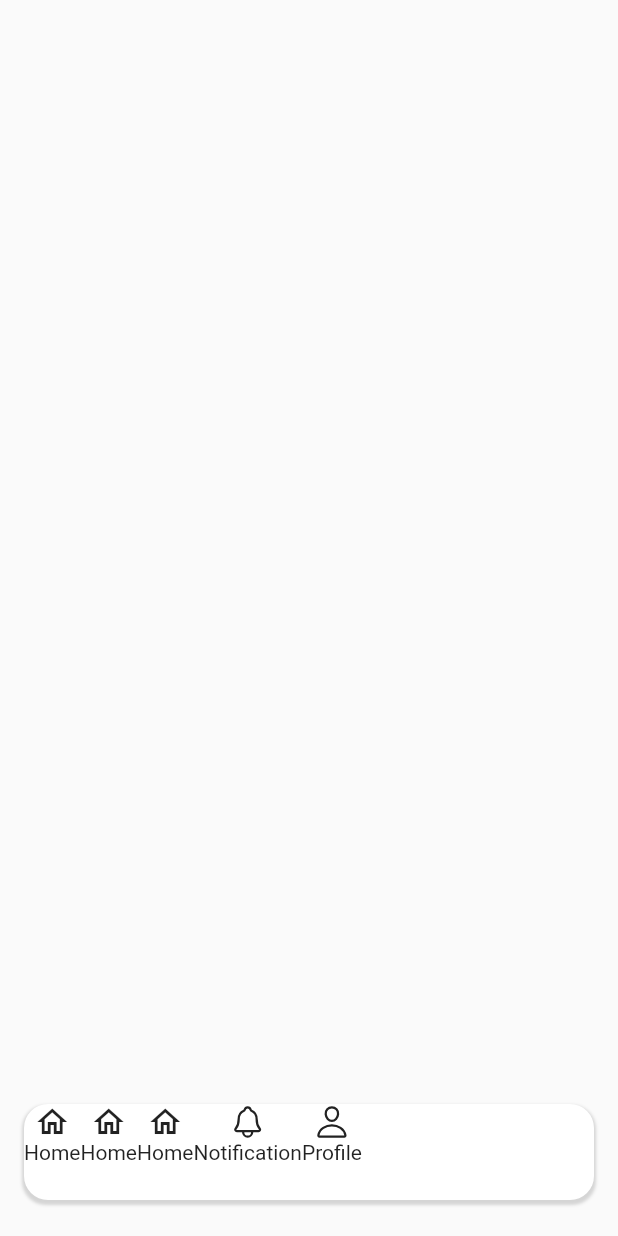
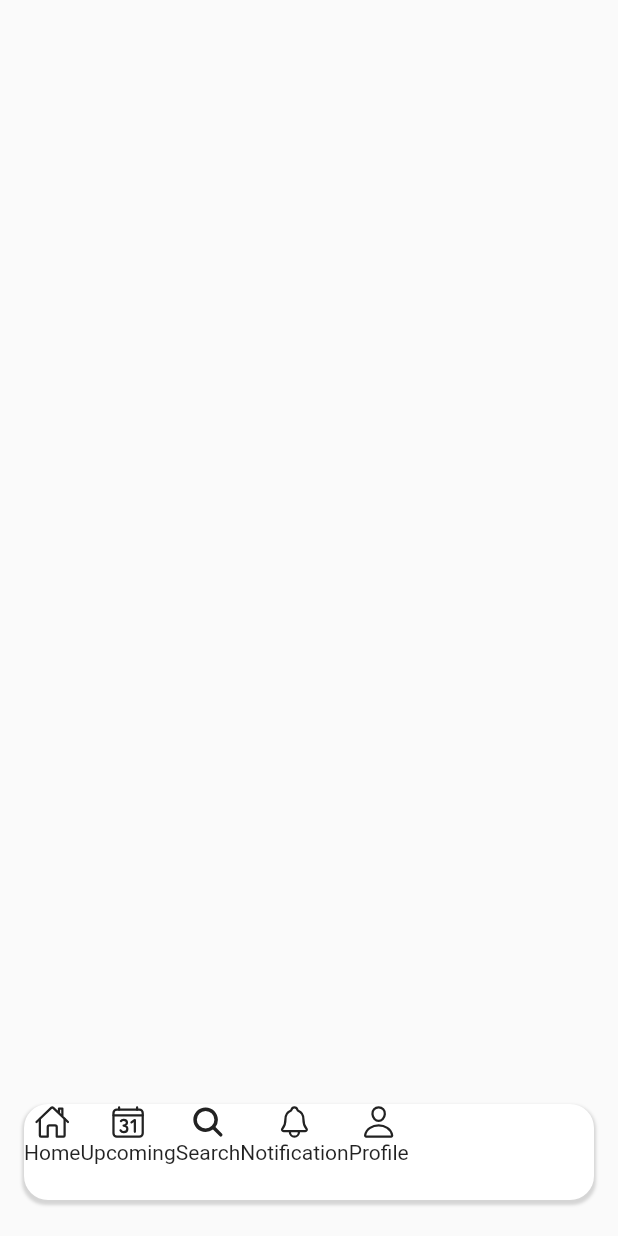
Before and after one commit to JAICHANGPARK/flutter_notebook_13th_story, a Flutter app: the screen it shows after launch, on a phone screen of 412 x 824 dp. Run offline on Flutter 3.47's test engine with Material 2 defaults, Android fonts, the phone set to English and light mode, and no system bars; our stand-ins replace flutter_svg, get, google_fonts, hooks_riverpod, ionicons, page_transition and 1 more; missing offline and left inert: barcode.

Commit message:
Update meditation_class_main_page.dart

```diff
--- a/lib/ep843_meditation_class_app/ui/meditation_class_main_page.dart
+++ b/lib/ep843_meditation_class_app/ui/meditation_class_main_page.dart
@@ -35,20 +35,20 @@ class _MeditationClassHomePageState extends State<MeditationClassHomePage> {
                   children: [
                     Column(
                       children: [
-                        Icon(Icons.home_outlined),
+                        Icon(Ionicons.home_outline),
                         Text("Home"),
                       ],
                     ),
                     Column(
                       children: [
-                        Icon(Icons.home_outlined),
-                        Text("Home"),
+                        Icon(Ionicons.calendar_number_outline),
+                        Text("Upcoming"),
                       ],
                     ),
                     Column(
                       children: [
-                        Icon(Icons.home_outlined),
-                        Text("Home"),
+                        Icon(Ionicons.search),
+                        Text("Search"),
                       ],
                     ),
                     Column(
```
